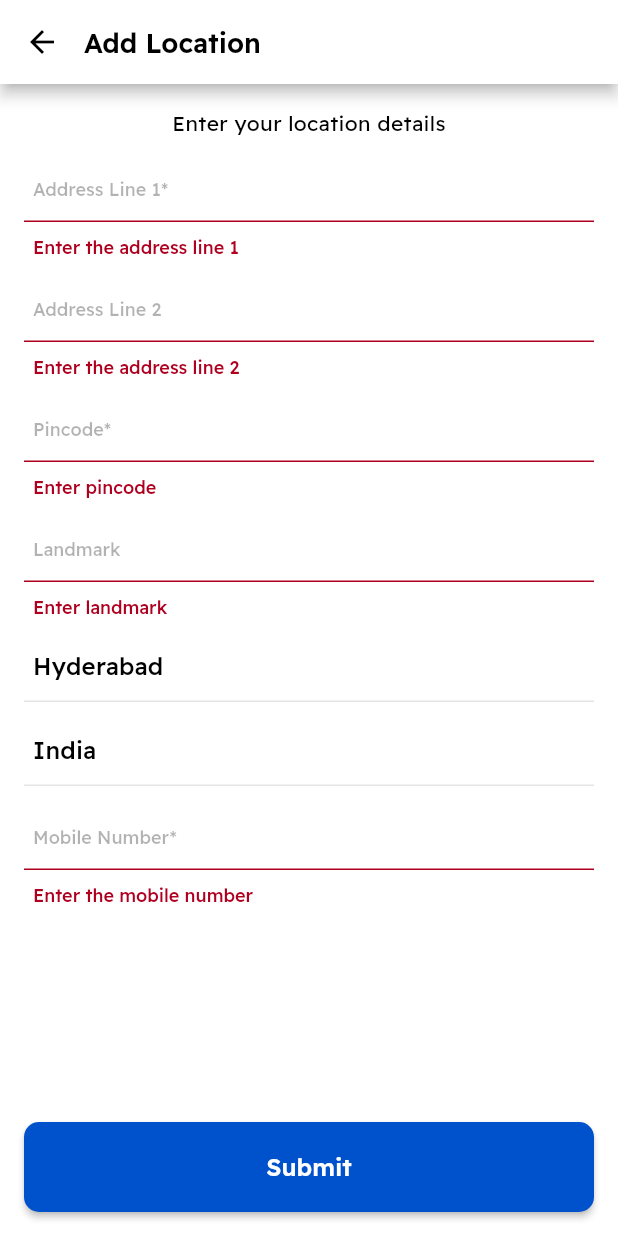
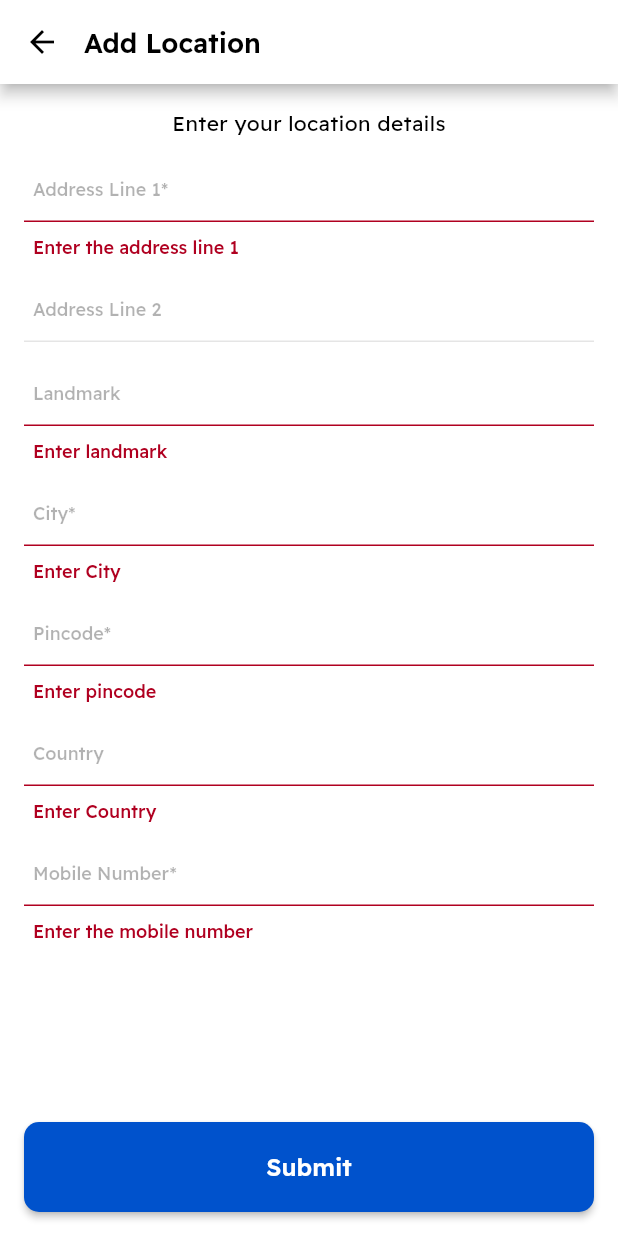
Before and after one commit to Sri-Satya-M/talaqa_user_app, a Flutter app: the AddLocationScreen screen opened directly, after a tap on "Submit", on a phone screen of 412 x 824 dp. Run offline on Flutter 3.47's test engine with Material 2 defaults, Android fonts, the phone set to English and light mode, and no system bars; our stand-ins replace cached_network_image, dio, dotted_decoration, fluro, geocoding, geolocator and 9 more; missing offline and left inert: flutter_date_pickers, flutter_portal, syncfusion_flutter_pdfviewer; accounts and stored records are empty.

Commit message:
UI changes & integrate postAddress api

```diff
--- a/lib/bloc/location_bloc.dart
+++ b/lib/bloc/location_bloc.dart
@@ -2,6 +2,7 @@ import 'dart:async';
 
 import 'package:flutter/cupertino.dart';
 import 'package:geocoding/geocoding.dart';
+import 'package:google_maps_flutter/google_maps_flutter.dart';
 
 import '../repository/location_repo.dart';
 
@@ -9,6 +10,7 @@ class LocationBloc with ChangeNotifier {
   final _locationRepo = LocationRepo();
 
   Placemark? address;
+  LatLng? currentPosition;
 
   Future autoComplete(String search) async {
     return await _locationRepo.autoComplete(search);
--- a/lib/ui/screens/location/location_screen.dart
+++ b/lib/ui/screens/location/location_screen.dart
@@ -100,10 +100,14 @@ class _LocationScreenState extends State<LocationScreen> {
         child: Expanded(
           child: ProgressButton(
             onPressed: () {
+              locationBloc.currentPosition = latLng;
               locationBloc.setAddress(address);
+
               Navigator.of(context).pushReplacement(
                 MaterialPageRoute(
-                  builder: (context) => const AddLocationScreen(),
+                  builder: (BuildContext context) {
+                    return const AddLocationScreen();
+                  },
                 ),
               );
             },
--- a/lib/ui/screens/main/home/booking/widgets/add_location_screen.dart
+++ b/lib/ui/screens/main/home/booking/widgets/add_location_screen.dart
@@ -1,4 +1,5 @@
 import 'package:alsan_app/bloc/location_bloc.dart';
+import 'package:alsan_app/bloc/user_bloc.dart';
 import 'package:alsan_app/resources/colors.dart';
 import 'package:alsan_app/ui/widgets/progress_button.dart';
 import 'package:flutter/material.dart';
@@ -32,8 +33,8 @@ class _AddLocationScreenState extends State<AddLocationScreen> {
   var addressLine2 = '';
   var pincode = '';
   var landmark = '';
-  var city = 'Hyderabad';
-  var country = 'India';
+  var city = '';
+  var country = '';
   var mobileNumber = '';
 
   @override
@@ -53,6 +54,7 @@ class _AddLocationScreenState extends State<AddLocationScreen> {
   @override
   Widget build(BuildContext context) {
     var locationBloc = Provider.of<LocationBloc>(context, listen: true);
+    var userBloc = Provider.of<UserBloc>(context, listen: false);
     initialize(locationBloc.address);
     return Scaffold(
       appBar: AppBar(
@@ -106,32 +108,6 @@ class _AddLocationScreenState extends State<AddLocationScreen> {
                 inputFormatters: [
                   FilteringTextInputFormatter.allow(RegExp('[A-Za-z]'))
                 ],
-                validator: (value) {
-                  if (value == null || value.isEmpty) {
-                    return 'Enter the address line 2';
-                  }
-                  return null;
-                },
-              ),
-              const SizedBox(height: 8),
-              TextFormField(
-                initialValue: pincode,
-                onChanged: (value) {
-                  setState(() {
-                    pincode = value;
-                  });
-                },
-                decoration: const InputDecoration(hintText: "Pincode*"),
-                keyboardType: TextInputType.number,
-                inputFormatters: [
-                  FilteringTextInputFormatter.digitsOnly,
-                ],
-                validator: (value) {
-                  if (value == null || value.trim().isEmpty) {
-                    return 'Enter pincode';
-                  }
-                  return null;
-                },
               ),
               const SizedBox(height: 8),
               TextFormField(
@@ -167,6 +143,26 @@ class _AddLocationScreenState extends State<AddLocationScreen> {
                 validator: (value) {
                   if (value == null || value.isEmpty) {
                     return 'Enter City';
+                  }
+                  return null;
+                },
+              ),
+              const SizedBox(height: 8),
+              TextFormField(
+                initialValue: pincode,
+                onChanged: (value) {
+                  setState(() {
+                    pincode = value;
+                  });
+                },
+                decoration: const InputDecoration(hintText: "Pincode*"),
+                keyboardType: TextInputType.number,
+                inputFormatters: [
+                  FilteringTextInputFormatter.digitsOnly,
+                ],
+                validator: (value) {
+                  if (value == null || value.trim().isEmpty) {
+                    return 'Enter pincode';
                   }
                   return null;
                 },
@@ -216,7 +212,7 @@ class _AddLocationScreenState extends State<AddLocationScreen> {
       bottomNavigationBar: Padding(
         padding: const EdgeInsets.symmetric(horizontal: 16, vertical: 16),
         child: ProgressButton(
-          onPressed: () {
+          onPressed: () async {
             if (!formKey.currentState!.validate()) {
               ErrorSnackBar.show(
                 context,
@@ -233,8 +229,14 @@ class _AddLocationScreenState extends State<AddLocationScreen> {
               "city": city,
               "country": country,
               'mobileNumber': mobileNumber,
+              'latitude': locationBloc.currentPosition!.latitude.toString(),
+              'longitude': locationBloc.currentPosition!.longitude.toString(),
             };
-            print(body);
+
+            var address = await userBloc.postAddress(body: body);
+            if (address.id != null) {
+              Navigator.pop(context, true);
+            }
           },
           color: MyColors.primaryColor,
           child: const Text("Submit"),
--- a/lib/ui/screens/main/home/booking/widgets/booking_details.dart
+++ b/lib/ui/screens/main/home/booking/widgets/booking_details.dart
@@ -40,7 +40,8 @@ class _BookingDetailsScreenState extends State<BookingDetailsScreen> {
       'patientId': userBloc.profile!.id,
       'patientProfileId': sessionBloc.selectedPatient!.id,
       'clinicianId': sessionBloc.selectedClinician!.id,
-      'totalAmount': totalAmount
+      'totalAmount': totalAmount,
+      'patientAddressId': sessionBloc.selectedAddressId,
     };
 
     return ListView(
@@ -323,7 +324,7 @@ class _BookingDetailsScreenState extends State<BookingDetailsScreen> {
         const SizedBox(height: 32),
         ProgressButton(
           onPressed: () async {
-             var response = await sessionBloc.createSessions(body: body)
+            var response = await sessionBloc.createSessions(body: body)
                 as Map<String, dynamic>;
             if (response.containsKey('status') && response['status'] != null) {
               SuccessScreen.open(
```
Also changed, not shown: lib/ui/screens/main/home/booking/widgets/add_address.dart (+4 -5 lines).
